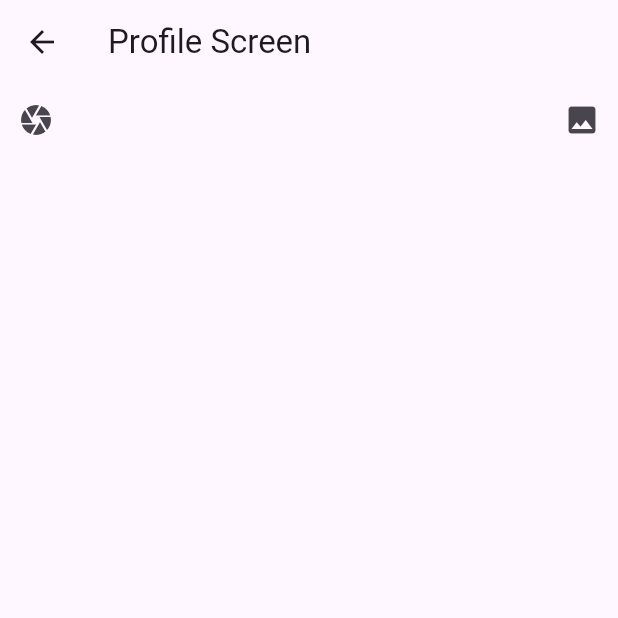
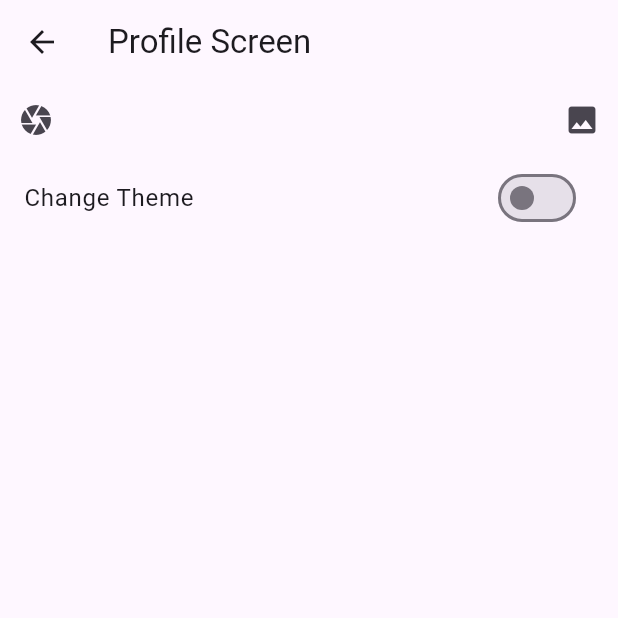
Before and after one commit to Abrorov-javohir/online-shop-main, a Flutter app: the ProfileScreen screen opened directly, on a phone screen of 412 x 824 dp, the top half of it. Run offline on Flutter 3.47's test engine with Material 3 defaults, Android fonts, the phone set to English and light mode, and no system bars; our stand-ins replace bloc, cloud_firestore, firebase_auth, firebase_core, firebase_storage, flutter_bloc and 1 more; accounts and stored records are empty; network calls fail.

Commit message:
changed some function

```diff
--- a/lib/screens/profile_screen.dart
+++ b/lib/screens/profile_screen.dart
@@ -1,7 +1,9 @@
 import 'dart:io';
 
 import 'package:flutter/material.dart';
+import 'package:flutter_bloc/flutter_bloc.dart';
 import 'package:image_picker/image_picker.dart';
+import 'package:uy_ishi_3/cubid/theme_cubid.dart';
 
 class ProfileScreen extends StatefulWidget {
   const ProfileScreen({super.key});
@@ -12,6 +14,7 @@ class ProfileScreen extends StatefulWidget {
 
 class _ProfileScreenState extends State<ProfileScreen> {
   File? imagefile;
+
   void uploadImage(ImageSource imageSource) async {
     final imagePicker = ImagePicker();
     final XFile? pickedImage = await imagePicker.pickImage(source: imageSource);
@@ -37,14 +40,14 @@ class _ProfileScreenState extends State<ProfileScreen> {
                 onPressed: () {
                   uploadImage(ImageSource.camera);
                 },
-                icon: Icon(Icons.camera),
+                icon: const Icon(Icons.camera),
               ),
               IconButton(
                 onPressed: () {
                   uploadImage(ImageSource.gallery);
                 },
                 icon: const Icon(Icons.image),
-              )
+              ),
             ],
           ),
           if (imagefile != null)
@@ -53,6 +56,17 @@ class _ProfileScreenState extends State<ProfileScreen> {
               height: 500,
               child: Image.file(imagefile!),
             ),
+          BlocBuilder<ThemeCubit, bool>(
+            builder: (context, isDarkMode) {
+              return SwitchListTile(
+                title: const Text("Change Theme"),
+                value: isDarkMode,
+                onChanged: (bool value) {
+                  context.read<ThemeCubit>().changeTheme();
+                },
+              );
+            },
+          ),
         ],
       ),
     );
```
Also changed, not shown: lib/main.dart (+9 -5 lines).
